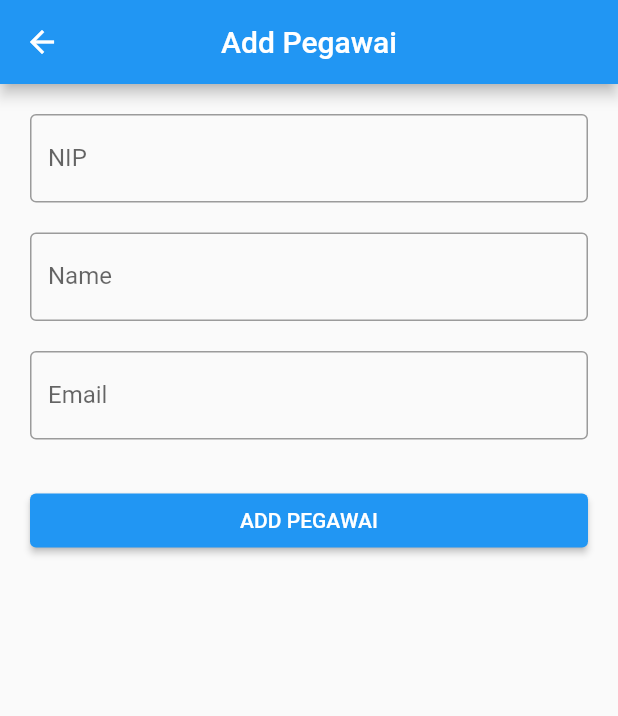
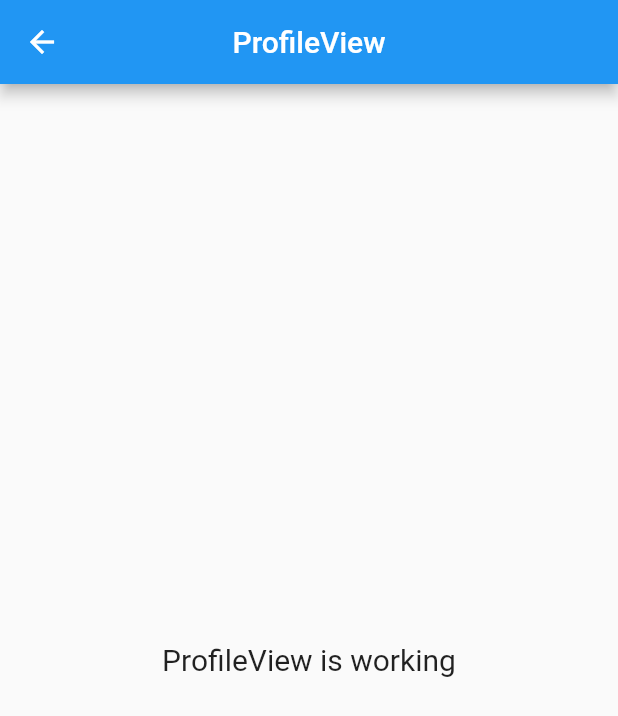
Before and after one commit to tadin-project/flutter-presence, a Flutter app: the HomeView screen opened by its route, after a tap on the "person" icon, on a phone screen of 412 x 824 dp. Shown: the top 716 px of the screen. Run offline on Flutter 3.47's test engine with Material 2 defaults, Android fonts, the phone set to English and light mode, and no system bars; our stand-ins replace cloud_firestore, firebase_auth, firebase_core, get; accounts and stored records are empty; generated files the repository leaves out were written again.

Commit message:
admin function done

```diff
--- a/lib/app/modules/add_pegawai/controllers/add_pegawai_controller.dart
+++ b/lib/app/modules/add_pegawai/controllers/add_pegawai_controller.dart
@@ -39,6 +39,7 @@ class AddPegawaiController extends GetxController {
             "name": nameC.text,
             "email": emailC.text,
             "uid": uid,
+            "role": "pegawai",
             "createdAt": DateTime.now().toIso8601String(),
           });
 
--- a/lib/app/modules/home/views/home_view.dart
+++ b/lib/app/modules/home/views/home_view.dart
@@ -1,3 +1,4 @@
+// import 'package:cloud_firestore/cloud_firestore.dart';
 import 'package:firebase_auth/firebase_auth.dart';
 import 'package:flutter/material.dart';
 
@@ -16,9 +17,27 @@ class HomeView extends GetView<HomeController> {
           centerTitle: true,
           actions: [
             IconButton(
-              onPressed: () => Get.toNamed(Routes.ADD_PEGAWAI),
+              onPressed: () => Get.toNamed(Routes.PROFILE),
               icon: const Icon(Icons.person),
-            )
+            ),
+            // StreamBuilder<DocumentSnapshot<Map<String, dynamic>>>(
+            //   stream: controller.streamRole(),
+            //   builder: (context, snapshot) {
+            //     if (snapshot.connectionState == ConnectionState.waiting) {
+            //       return const SizedBox();
+            //     }
+
+            //     String role = snapshot.data!.data()!["role"];
+            //     if (role == "admin") {
+            //       return IconButton(
+            //         onPressed: () => Get.toNamed(Routes.ADD_PEGAWAI),
+            //         icon: const Icon(Icons.person),
+            //       );
+            //     } else {
+            //       return const SizedBox();
+            //     }
+            //   },
+            // ),
           ],
         ),
         body: const Center(
--- /dev/null
+++ b/lib/app/modules/profile/bindings/profile_binding.dart
@@ -0,0 +1,12 @@
+import 'package:get/get.dart';
+
+import '../controllers/profile_controller.dart';
+
+class ProfileBinding extends Bindings {
+  @override
+  void dependencies() {
+    Get.lazyPut<ProfileController>(
+      () => ProfileController(),
+    );
+  }
+}
--- /dev/null
+++ b/lib/app/modules/profile/controllers/profile_controller.dart
@@ -0,0 +1,3 @@
+import 'package:get/get.dart';
+
+class ProfileController extends GetxController {}
--- /dev/null
+++ b/lib/app/modules/profile/views/profile_view.dart
@@ -0,0 +1,24 @@
+import 'package:flutter/material.dart';
+
+import 'package:get/get.dart';
+
+import '../controllers/profile_controller.dart';
+
+class ProfileView extends GetView<ProfileController> {
+  const ProfileView({Key? key}) : super(key: key);
+  @override
+  Widget build(BuildContext context) {
+    return Scaffold(
+      appBar: AppBar(
+        title: const Text('ProfileView'),
+        centerTitle: true,
+      ),
+      body: const Center(
+        child: Text(
+          'ProfileView is working',
+          style: TextStyle(fontSize: 20),
+        ),
+      ),
+    );
+  }
+}
--- a/lib/app/routes/app_pages.dart
+++ b/lib/app/routes/app_pages.dart
@@ -10,6 +10,8 @@ import '../modules/login/bindings/login_binding.dart';
 import '../modules/login/views/login_view.dart';
 import '../modules/new_password/bindings/new_password_binding.dart';
 import '../modules/new_password/views/new_password_view.dart';
+import '../modules/profile/bindings/profile_binding.dart';
+import '../modules/profile/views/profile_view.dart';
 
 // ignore_for_file: constant_identifier_names
 
@@ -46,5 +48,10 @@ class AppPages {
       page: () => const ForgotPasswordView(),
       binding: ForgotPasswordBinding(),
     ),
+    GetPage(
+      name: _Paths.PROFILE,
+      page: () => const ProfileView(),
+      binding: ProfileBinding(),
+    ),
   ];
 }
--- a/lib/app/routes/app_routes.dart
+++ b/lib/app/routes/app_routes.dart
@@ -10,6 +10,7 @@ abstract class Routes {
   static const LOGIN = _Paths.LOGIN;
   static const NEW_PASSWORD = _Paths.NEW_PASSWORD;
   static const FORGOT_PASSWORD = _Paths.FORGOT_PASSWORD;
+  static const PROFILE = _Paths.PROFILE;
 }
 
 abstract class _Paths {
@@ -19,4 +20,5 @@ abstract class _Paths {
   static const LOGIN = '/login';
   static const NEW_PASSWORD = '/new-password';
   static const FORGOT_PASSWORD = '/forgot-password';
+  static const PROFILE = '/profile';
 }
```
Also changed, not shown: lib/app/modules/home/controllers/home_controller.dart (+10 -0 lines).
